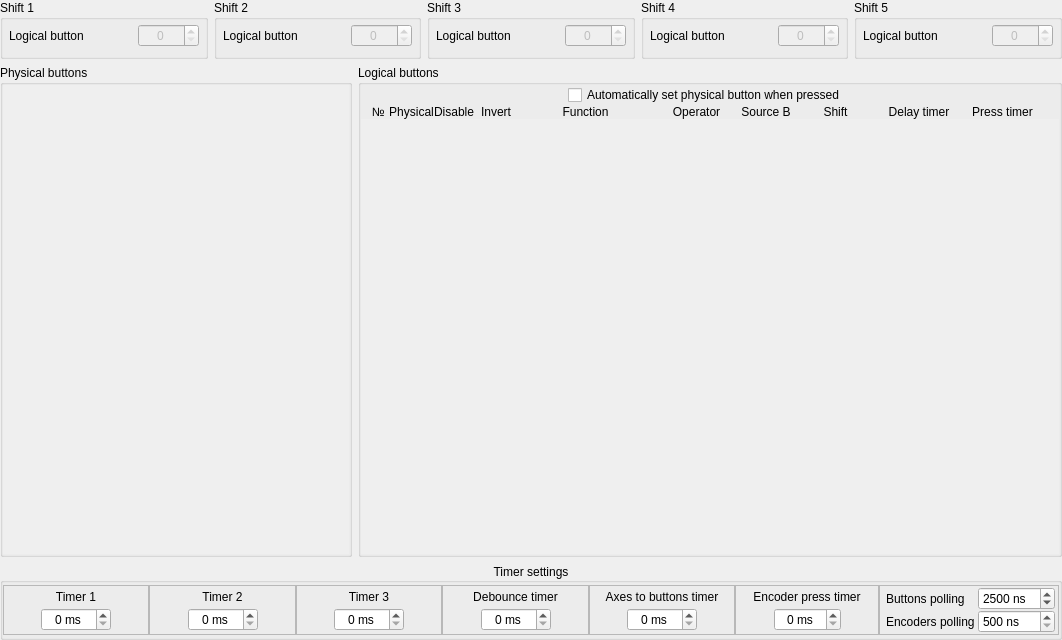
Qt form src/widgets/buttons/buttonconfig.ui (anpeaco/FreeJoyXConfiguratorQt) before a commit.
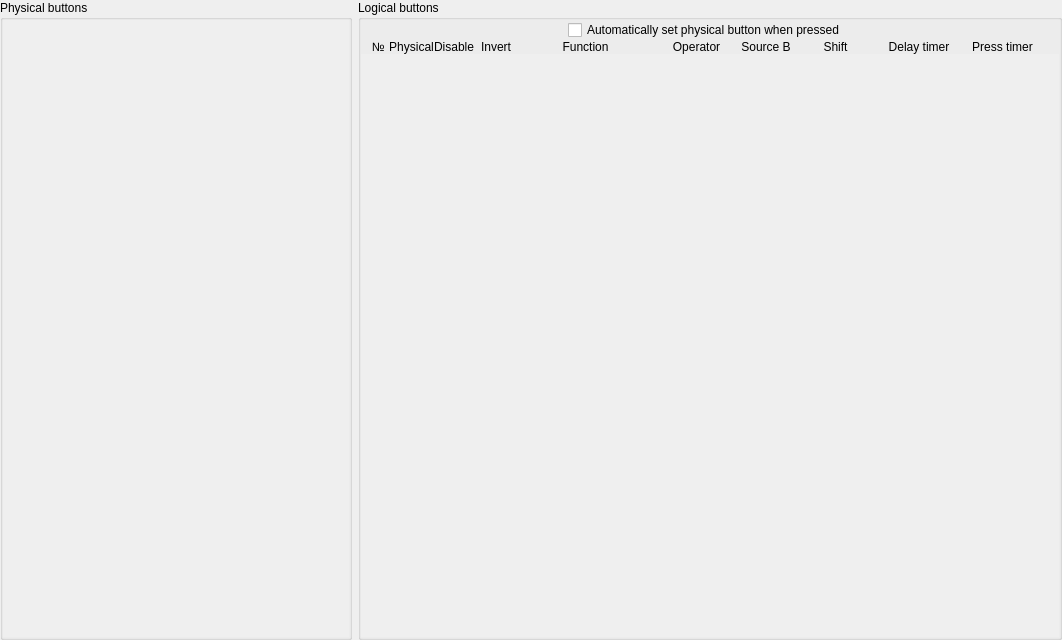
The same form after that commit. Custom widgets are drawn as their Qt base class.

Commit message: Move Shifts and Timer Settings out of Button Config tab

```diff
--- a/src/widgets/buttons/buttonconfig.ui
+++ b/src/widgets/buttons/buttonconfig.ui
@@ -19,7 +19,7 @@
   <property name="windowTitle">
    <string>Form</string>
   </property>
-  <layout class="QGridLayout" name="gridLayout" rowstretch="1,10,1" columnstretch="5,10">
+  <layout class="QGridLayout" name="gridLayout" columnstretch="5,10">
    <property name="leftMargin">
     <number>0</number>
    </property>
@@ -32,204 +32,7 @@
    <property name="bottomMargin">
     <number>0</number>
    </property>
-   <item row="0" column="0" colspan="2">
-    <layout class="QHBoxLayout" name="horizontalLayout">
-     <property name="rightMargin">
-      <number>0</number>
-     </property>
-     <item>
-      <widget class="QGroupBox" name="groupBox_Shift1">
-       <property name="title">
-        <string>Shift 1</string>
-       </property>
-       <layout class="QHBoxLayout" name="horizontalLayout_3" stretch="2,1">
-        <property name="leftMargin">
-         <number>6</number>
-        </property>
-        <property name="topMargin">
-         <number>4</number>
-        </property>
-        <property name="rightMargin">
-         <number>6</number>
-        </property>
-        <item>
-         <widget class="QLabel" name="text_shift1_logicalButton">
-          <property name="text">
-           <string>Logical button</string>
-          </property>
-         </widget>
-        </item>
-        <item>
-         <widget class="QSpinBox" name="spinBox_Shift1">
-          <property name="enabled">
-           <bool>false</bool>
-          </property>
-          <property name="alignment">
-           <set>Qt::AlignCenter</set>
-          </property>
-          <property name="maximum">
-           <number>128</number>
-          </property>
-         </widget>
-        </item>
-       </layout>
-      </widget>
-     </item>
-     <item>
-      <widget class="QGroupBox" name="groupBox_Shift2">
-       <property name="title">
-        <string>Shift 2</string>
-       </property>
-       <layout class="QHBoxLayout" name="horizontalLayout_2" stretch="2,1">
-        <property name="leftMargin">
-         <number>6</number>
-        </property>
-        <property name="topMargin">
-         <number>4</number>
-        </property>
-        <property name="rightMargin">
-         <number>6</number>
-        </property>
-        <item>
-         <widget class="QLabel" name="text_shift2_logicalButton">
-          <property name="text">
-           <string>Logical button</string>
-          </property>
-         </widget>
-        </item>
-        <item>
-         <widget class="QSpinBox" name="spinBox_Shift2">
-          <property name="enabled">
-           <bool>false</bool>
-          </property>
-          <property name="alignment">
-           <set>Qt::AlignCenter</set>
-          </property>
-          <property name="maximum">
-           <number>128</number>
-          </property>
-         </widget>
-        </item>
-       </layout>
-      </widget>
-     </item>
-     <item>
-      <widget class="QGroupBox" name="groupBox_Shift3">
-       <property name="title">
-        <string>Shift 3</string>
-       </property>
-       <layout class="QHBoxLayout" name="horizontalLayout_4" stretch="2,1">
-        <property name="leftMargin">
-         <number>6</number>
-        </property>
-        <property name="topMargin">
-         <number>4</number>
-        </property>
-        <property name="rightMargin">
-         <number>6</number>
-        </property>
-        <item>
-         <widget class="QLabel" name="text_shift3_logicalButton">
-          <property name="text">
-           <string>Logical button</string>
-          </property>
-         </widget>
-        </item>
-        <item>
-         <widget class="QSpinBox" name="spinBox_Shift3">
-          <property name="enabled">
-           <bool>false</bool>
-          </property>
-          <property name="alignment">
-           <set>Qt::AlignCenter</set>
-          </property>
-          <property name="maximum">
-           <number>128</number>
-          </property>
-         </widget>
-        </item>
-       </layout>
-      </widget>
-     </item>
-     <item>
-      <widget class="QGroupBox" name="groupBox_Shift4">
-       <property name="title">
-        <string>Shift 4</string>
-       </property>
-       <layout class="QHBoxLayout" name="horizontalLayout_5" stretch="2,1">
-        <property name="leftMargin">
-         <number>6</number>
-        </property>
-        <property name="topMargin">
-         <number>4</number>
-        </property>
-        <property name="rightMargin">
-         <number>6</number>
-        </property>
-        <item>
-         <widget class="QLabel" name="text_shift4_logicalButton">
-          <property name="text">
-           <string>Logical button</string>
-          </property>
-         </widget>
-        </item>
-        <item>
-         <widget class="QSpinBox" name="spinBox_Shift4">
-          <property name="enabled">
-           <bool>false</bool>
-          </property>
-          <property name="alignment">
-           <set>Qt::AlignCenter</set>
-          </property>
-          <property name="maximum">
-           <number>128</number>
-          </property>
-         </widget>
-        </item>
-       </layout>
-      </widget>
-     </item>
-     <item>
-      <widget class="QGroupBox" name="groupBox_Shift5">
-       <property name="title">
-        <string>Shift 5</string>
-       </property>
-       <layout class="QHBoxLayout" name="horizontalLayout_6" stretch="2,1">
-        <property name="leftMargin">
-         <number>6</number>
-        </property>
-        <property name="topMargin">
-         <number>4</number>
-        </property>
-        <property name="rightMargin">
-         <number>6</number>
-        </property>
-        <item>
-         <widget class="QLabel" name="text_shift5_logicalButton">
-          <property name="text">
-           <string>Logical button</string>
-          </property>
-         </widget>
-        </item>
-        <item>
-         <widget class="QSpinBox" name="spinBox_Shift5">
-          <property name="enabled">
-           <bool>false</bool>
-          </property>
-          <property name="alignment">
-           <set>Qt::AlignCenter</set>
-          </property>
-          <property name="maximum">
-           <number>128</number>
-          </property>
-         </widget>
-        </item>
-       </layout>
-      </widget>
-     </item>
-    </layout>
-   </item>
-   <item row="1" column="1">
+   <item row="0" column="1">
     <widget class="QGroupBox" name="groupBox_LogicalButtons">
      <property name="title">
       <string>Logical buttons</string>
@@ -475,7 +278,7 @@
      </layout>
     </widget>
    </item>
-   <item row="1" column="0">
+   <item row="0" column="0">
     <widget class="QGroupBox" name="groupBox_PhysicalButtons">
      <property name="title">
       <string>Physical buttons</string>
@@ -526,631 +329,6 @@
      </layout>
     </widget>
    </item>
-   <item row="2" column="0" colspan="2">
-    <widget class="QGroupBox" name="groupBox_TimerSettings">
-     <property name="title">
-      <string>Timer settings</string>
-     </property>
-     <property name="alignment">
-      <set>Qt::AlignCenter</set>
-     </property>
-     <layout class="QGridLayout" name="gridLayout_3">
-      <property name="leftMargin">
-       <number>0</number>
-      </property>
-      <property name="topMargin">
-       <number>2</number>
-      </property>
-      <property name="rightMargin">
-       <number>0</number>
-      </property>
-      <property name="bottomMargin">
-       <number>2</number>
-      </property>
-      <property name="spacing">
-       <number>0</number>
-      </property>
-      <item row="3" column="1">
-       <widget class="QFrame" name="frame_2">
-        <property name="frameShape">
-         <enum>QFrame::StyledPanel</enum>
-        </property>
-        <property name="frameShadow">
-         <enum>QFrame::Sunken</enum>
-        </property>
-        <layout class="QGridLayout" name="gridLayout_6" columnstretch="1,1,1">
-         <property name="leftMargin">
-          <number>1</number>
-         </property>
-         <property name="topMargin">
-          <number>0</number>
-         </property>
-         <property name="rightMargin">
-          <number>1</number>
-         </property>
-         <property name="bottomMargin">
-          <number>3</number>
-         </property>
-         <property name="horizontalSpacing">
-          <number>3</number>
-         </property>
-         <property name="verticalSpacing">
-          <number>0</number>
-         </property>
-         <item row="1" column="0">
-          <spacer name="horizontalSpacer_2">
-           <property name="orientation">
-            <enum>Qt::Horizontal</enum>
-           </property>
-           <property name="sizeHint" stdset="0">
-            <size>
-             <width>40</width>
-             <height>20</height>
-            </size>
-           </property>
-          </spacer>
-         </item>
-         <item row="1" column="1">
-          <widget class="QSpinBox" name="spinBox_Timer2">
-           <property name="maximumSize">
-            <size>
-             <width>70</width>
-             <height>16777215</height>
-            </size>
-           </property>
-           <property name="alignment">
-            <set>Qt::AlignCenter</set>
-           </property>
-           <property name="suffix">
-            <string> ms</string>
-           </property>
-           <property name="maximum">
-            <number>65535</number>
-           </property>
-          </widget>
-         </item>
-         <item row="0" column="0" colspan="3">
-          <widget class="QLabel" name="text_timer2">
-           <property name="text">
-            <string>Timer 2</string>
-           </property>
-           <property name="alignment">
-            <set>Qt::AlignCenter</set>
-           </property>
-          </widget>
-         </item>
-         <item row="1" column="2">
-          <spacer name="horizontalSpacer_10">
-           <property name="orientation">
-            <enum>Qt::Horizontal</enum>
-           </property>
-           <property name="sizeHint" stdset="0">
-            <size>
-             <width>40</width>
-             <height>20</height>
-            </size>
-           </property>
-          </spacer>
-         </item>
-        </layout>
-       </widget>
-      </item>
-      <item row="3" column="3">
-       <widget class="QFrame" name="frame_4">
-        <property name="frameShape">
-         <enum>QFrame::StyledPanel</enum>
-        </property>
-        <property name="frameShadow">
-         <enum>QFrame::Sunken</enum>
-        </property>
-        <layout class="QGridLayout" name="gridLayout_8" columnstretch="1,1,1">
-         <property name="leftMargin">
-          <number>1</number>
-         </property>
-         <property name="topMargin">
-          <number>0</number>
-         </property>
-         <property name="rightMargin">
-          <number>1</number>
-         </property>
-         <property name="bottomMargin">
-          <number>3</number>
-         </property>
-         <property name="horizontalSpacing">
-          <number>3</number>
-         </property>
-         <property name="verticalSpacing">
-          <number>0</number>
-         </property>
-         <item row="1" column="1">
-          <widget class="QSpinBox" name="spinBox_DebounceTimer">
-           <property name="maximumSize">
-            <size>
-             <width>70</width>
-             <height>16777215</height>
-            </size>
-           </property>
-           <property name="alignment">
-            <set>Qt::AlignCenter</set>
-           </property>
-           <property name="suffix">
-            <string> ms</string>
-           </property>
-           <property name="maximum">
-            <number>65535</number>
-           </property>
-          </widget>
-         </item>
-         <item row="1" column="0">
-          <spacer name="horizontalSpacer_4">
-           <property name="orientation">
-            <enum>Qt::Horizontal</enum>
-           </property>
-           <property name="sizeHint" stdset="0">
-            <size>
-             <width>40</width>
-             <height>20</height>
-            </size>
-           </property>
-          </spacer>
-         </item>
-         <item row="0" column="0" colspan="3">
-          <widget class="QLabel" name="text_debounceTimer">
-           <property name="text">
-            <string>Debounce timer</string>
-           </property>
-           <property name="alignment">
-            <set>Qt::AlignCenter</set>
-           </property>
-          </widget>
-         </item>
-         <item row="1" column="2">
-          <spacer name="horizontalSpacer_12">
-           <property name="orientation">
-            <enum>Qt::Horizontal</enum>
-           </property>
-           <property name="sizeHint" stdset="0">
-            <size>
-             <width>40</width>
-             <height>20</height>
-            </size>
-           </property>
-          </spacer>
-         </item>
-        </layout>
-       </widget>
-      </item>
-      <item row="3" column="2">
-       <widget class="QFrame" name="frame_3">
-        <property name="frameShape">
-         <enum>QFrame::StyledPanel</enum>
-        </property>
-        <property name="frameShadow">
-         <enum>QFrame::Sunken</enum>
-        </property>
-        <layout class="QGridLayout" name="gridLayout_7" columnstretch="1,1,1">
-         <property name="leftMargin">
-          <number>1</number>
-         </property>
-         <property name="topMargin">
-          <number>0</number>
-         </property>
-         <property name="rightMargin">
-          <number>1</number>
-         </property>
-         <property name="bottomMargin">
-          <number>3</number>
-         </property>
-         <property name="horizontalSpacing">
-          <number>3</number>
-         </property>
-         <property name="verticalSpacing">
-          <number>0</number>
-         </property>
-         <item row="1" column="1">
-          <widget class="QSpinBox" name="spinBox_Timer3">
-           <property name="maximumSize">
-            <size>
-             <width>70</width>
-             <height>16777215</height>
-            </size>
-           </property>
-           <property name="alignment">
-            <set>Qt::AlignCenter</set>
-           </property>
-           <property name="suffix">
-            <string> ms</string>
-           </property>
-           <property name="maximum">
-            <number>65535</number>
-           </property>
-          </widget>
-         </item>
-         <item row="1" column="0">
-          <spacer name="horizontalSpacer_3">
-           <property name="orientation">
-            <enum>Qt::Horizontal</enum>
-           </property>
-           <property name="sizeHint" stdset="0">
-            <size>
-             <width>40</width>
-             <height>20</height>
-            </size>
-           </property>
-          </spacer>
-         </item>
-         <item row="0" column="0" colspan="3">
-          <widget class="QLabel" name="text_timer3">
-           <property name="text">
-            <string>Timer 3</string>
-           </property>
-           <property name="alignment">
-            <set>Qt::AlignCenter</set>
-           </property>
-          </widget>
-         </item>
-         <item row="1" column="2">
-          <spacer name="horizontalSpacer_11">
-           <property name="orientation">
-            <enum>Qt::Horizontal</enum>
-           </property>
-           <property name="sizeHint" stdset="0">
-            <size>
-             <width>40</width>
-             <height>20</height>
-            </size>
-           </property>
-          </spacer>
-         </item>
-        </layout>
-       </widget>
-      </item>
-      <item row="3" column="5">
-       <widget class="QFrame" name="frame_5">
-        <property name="frameShape">
-         <enum>QFrame::StyledPanel</enum>
-        </property>
-        <property name="frameShadow">
-         <enum>QFrame::Sunken</enum>
-        </property>
-        <layout class="QGridLayout" name="gridLayout_10" columnstretch="1,1,1">
-         <property name="leftMargin">
-          <number>1</number>
-         </property>
-         <property name="topMargin">
-          <number>0</number>
-         </property>
-         <property name="rightMargin">
-          <number>1</number>
-         </property>
-         <property name="bottomMargin">
-          <number>3</number>
-         </property>
-         <property name="horizontalSpacing">
-          <number>3</number>
-         </property>
-         <property name="verticalSpacing">
-          <number>0</number>
-         </property>
-         <item row="1" column="1">
-          <widget class="QSpinBox" name="spinBox_EncoderPressTimer">
-           <property name="maximumSize">
-            <size>
-             <width>70</width>
-             <height>16777215</height>
-            </size>
-           </property>
-           <property name="alignment">
-            <set>Qt::AlignCenter</set>
-           </property>
-           <property name="suffix">
-            <string> ms</string>
-           </property>
-           <property name="maximum">
-            <number>255</number>
-           </property>
-          </widget>
-         </item>
-         <item row="1" column="0">
-          <spacer name="horizontalSpacer_6">
-           <property name="orientation">
-            <enum>Qt::Horizontal</enum>
-           </property>
-           <property name="sizeHint" stdset="0">
-            <size>
-             <width>40</width>
-             <height>20</height>
-            </size>
-           </property>
-          </spacer>
-         </item>
-         <item row="0" column="0" colspan="3">
-          <widget class="QLabel" name="text_encoderPressTimer">
-           <property name="text">
-            <string>Encoder press timer</string>
-           </property>
-           <property name="alignment">
-            <set>Qt::AlignCenter</set>
-           </property>
-          </widget>
-         </item>
-         <item row="1" column="2">
-          <spacer name="horizontalSpacer_14">
-           <property name="orientation">
-            <enum>Qt::Horizontal</enum>
-           </property>
-           <property name="sizeHint" stdset="0">
-            <size>
-             <width>40</width>
-             <height>20</height>
-            </size>
-           </property>
-          </spacer>
-         </item>
-        </layout>
-       </widget>
-      </item>
-      <item row="3" column="0">
-       <widget class="QFrame" name="frame">
-        <property name="frameShape">
-         <enum>QFrame::StyledPanel</enum>
-        </property>
-        <property name="frameShadow">
-         <enum>QFrame::Sunken</enum>
-        </property>
-        <layout class="QGridLayout" name="gridLayout_5" columnstretch="1,1,1">
-         <property name="leftMargin">
-          <number>1</number>
-         </property>
-         <property name="topMargin">
-          <number>0</number>
-         </property>
-         <property name="rightMargin">
-          <number>1</number>
-         </property>
-         <property name="bottomMargin">
-          <number>3</number>
-         </property>
-         <property name="horizontalSpacing">
-          <number>3</number>
-         </property>
-         <property name="verticalSpacing">
-          <number>0</number>
-         </property>
-         <item row="1" column="0">
-          <spacer name="horizontalSpacer">
-           <property name="orientation">
-            <enum>Qt::Horizontal</enum>
-           </property>
-           <property name="sizeHint" stdset="0">
-            <size>
-             <width>40</width>
-             <height>20</height>
-            </size>
-           </property>
-          </spacer>
-         </item>
-         <item row="1" column="1">
-          <widget class="QSpinBox" name="spinBox_Timer1">
-           <property name="maximumSize">
-            <size>
-             <width>70</width>
-             <height>16777215</height>
-            </size>
-           </property>
-           <property name="alignment">
-            <set>Qt::AlignCenter</set>
-           </property>
-           <property name="suffix">
-            <string> ms</string>
-           </property>
-           <property name="maximum">
-            <number>65535</number>
-           </property>
-          </widget>
-         </item>
-         <item row="0" column="0" colspan="3">
-          <widget class="QLabel" name="text_timer1">
-           <property name="text">
-            <string>Timer 1</string>
-           </property>
-           <property name="alignment">
-            <set>Qt::AlignCenter</set>
-           </property>
-          </widget>
-         </item>
-         <item row="1" column="2">
-          <spacer name="horizontalSpacer_9">
-           <property name="orientation">
-            <enum>Qt::Horizontal</enum>
-           </property>
-           <property name="sizeHint" stdset="0">
-            <size>
-             <width>40</width>
-             <height>20</height>
-            </size>
-           </property>
-          </spacer>
-         </item>
-        </layout>
-       </widget>
-      </item>
-      <item row="3" column="4">
-       <widget class="QFrame" name="frame_6">
-        <property name="frameShape">
-         <enum>QFrame::StyledPanel</enum>
-        </property>
-        <property name="frameShadow">
-         <enum>QFrame::Sunken</enum>
-        </property>
-        <layout class="QGridLayout" name="gridLayout_9" columnstretch="1,1,1">
-         <property name="leftMargin">
-          <number>1</number>
-         </property>
-         <property name="topMargin">
-          <number>0</number>
-         </property>
-         <property name="rightMargin">
-          <number>1</number>
-         </property>
-         <property name="bottomMargin">
-          <number>3</number>
-         </property>
-         <property name="horizontalSpacing">
-          <number>3</number>
-         </property>
-         <property name="verticalSpacing">
-          <number>0</number>
-         </property>
-         <item row="1" column="0">
-          <spacer name="horizontalSpacer_5">
-           <property name="orientation">
-            <enum>Qt::Horizontal</enum>
-           </property>
-           <property name="sizeHint" stdset="0">
-            <size>
-             <width>40</width>
-             <height>20</height>
-            </size>
-           </property>
-          </spacer>
-         </item>
-         <item row="1" column="1">
-          <widget class="QSpinBox" name="spinBox_A2bDebounce">
-           <property name="maximumSize">
-            <size>
-             <width>70</width>
-             <height>16777215</height>
-            </size>
-           </property>
-           <property name="alignment">
-            <set>Qt::AlignCenter</set>
-           </property>
-           <property name="suffix">
-            <string> ms</string>
-           </property>
-           <property name="maximum">
-            <number>65535</number>
-           </property>
-          </widget>
-         </item>
-         <item row="0" column="0" colspan="3">
-          <widget class="QLabel" name="label_11">
-           <property name="text">
-            <string>Axes to buttons timer</string>
-           </property>
-           <property name="alignment">
-            <set>Qt::AlignCenter</set>
-           </property>
-          </widget>
-         </item>
-         <item row="1" column="2">
-          <spacer name="horizontalSpacer_13">
-           <property name="orientation">
-            <enum>Qt::Horizontal</enum>
-           </property>
-           <property name="sizeHint" stdset="0">
-            <size>
-             <width>40</width>
-             <height>20</height>
-            </size>
-           </property>
-          </spacer>
-         </item>
-        </layout>
-       </widget>
-      </item>
-      <item row="3" column="6">
-       <widget class="QFrame" name="frame_7">
-        <property name="frameShape">
-         <enum>QFrame::StyledPanel</enum>
-        </property>
-        <property name="frameShadow">
-         <enum>QFrame::Sunken</enum>
-        </property>
-        <layout class="QGridLayout" name="gridLayout_11" columnstretch="1,0">
-         <property name="leftMargin">
-          <number>6</number>
-         </property>
-         <property name="topMargin">
-          <number>1</number>
-         </property>
-         <property name="rightMargin">
-          <number>3</number>
-         </property>
-         <property name="bottomMargin">
-          <number>1</number>
-         </property>
-         <property name="horizontalSpacing">
-          <number>3</number>
-         </property>
-         <property name="verticalSpacing">
-          <number>0</number>
-         </property>
-         <item row="0" column="0">
-          <widget class="QLabel" name="label_14">
-           <property name="text">
-            <string>Buttons polling</string>
-           </property>
-          </widget>
-         </item>
-         <item row="0" column="1">
-          <widget class="QSpinBox" name="spinBox_ButtonsPolling">
-           <property name="toolTip">
-            <string>&lt;html&gt;&lt;head/&gt;&lt;body&gt;&lt;p&gt;Pooling intervals. A low value will not improve the operation of the buttons, on the contrary, increasing it may improve encoder operation.&lt;/p&gt;&lt;/body&gt;&lt;/html&gt;</string>
-           </property>
-           <property name="suffix">
-            <string> ns</string>
-           </property>
-           <property name="minimum">
-            <number>500</number>
-           </property>
-           <property name="maximum">
-            <number>10000</number>
-           </property>
-           <property name="singleStep">
-            <number>500</number>
-           </property>
-           <property name="value">
-            <number>2500</number>
-           </property>
-          </widget>
-         </item>
-         <item row="1" column="1">
-          <widget class="QSpinBox" name="spinBox_EncoderPolling">
-           <property name="toolTip">
-            <string>&lt;html&gt;&lt;head/&gt;&lt;body&gt;&lt;p&gt;Pooling intervals. A low value will not improve the operation of the buttons, on the contrary, increasing it may improve encoder operation.&lt;/p&gt;&lt;/body&gt;&lt;/html&gt;</string>
-           </property>
-           <property name="suffix">
-            <string> ns</string>
-           </property>
-           <property name="minimum">
-            <number>500</number>
-           </property>
-           <property name="maximum">
-            <number>10000</number>
-           </property>
-           <property name="singleStep">
-            <number>500</number>
-           </property>
-           <property name="stepType">
-            <enum>QAbstractSpinBox::DefaultStepType</enum>
-           </property>
-          </widget>
-         </item>
-         <item row="1" column="0">
-          <widget class="QLabel" name="label_15">
-           <property name="text">
-            <string>Encoders polling</string>
-           </property>
-          </widget>
-         </item>
-        </layout>
-       </widget>
-      </item>
-     </layout>
-    </widget>
-   </item>
   </layout>
  </widget>
  <customwidgets>
```
The commit also changes 9 other files.
